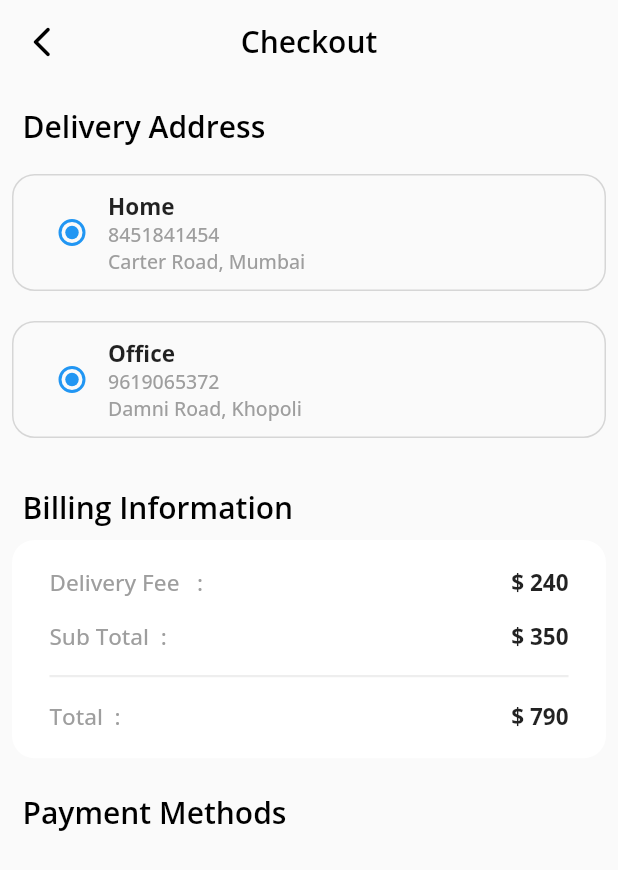
After one commit to shubyaa/e_commerce_app, a Flutter app: the CheckOutPage screen opened directly, on a phone screen of 412 x 824 dp. The commit adds this screen. Shown: the top 870 px of the screen. Run offline on Flutter 3.47's test engine with Material 2 defaults, Android fonts, the phone set to English and light mode, and no system bars; our stand-ins replace flutter_svg, flutter_switch, fluttertoast, google_fonts, permission_handler, persistent_bottom_nav_bar and 4 more; missing offline and left inert: custom_switch, proste_bezier_curve; project files that could hold a hidden picture were left out.

Commit message:
refined code

```diff
--- /dev/null
+++ b/lib/screens/CheckOut.dart
@@ -0,0 +1,229 @@
+import 'package:flutter/material.dart';
+import 'package:e_commerce_app/theme/colors.dart';
+import 'package:e_commerce_app/theme/styles.dart';
+
+enum AddressOption { home, office }
+
+class CheckOutPage extends StatefulWidget {
+  const CheckOutPage({super.key});
+
+  @override
+  State<CheckOutPage> createState() => _CheckOutPageState();
+}
+
+class _CheckOutPageState extends State<CheckOutPage> {
+  static const String _title = 'Radio Button Example';
+  AddressOption _site = AddressOption.home;
+
+  @override
+  Widget build(BuildContext context) {
+    return Scaffold(
+      appBar: AppBar(
+        centerTitle: true,
+        leading: IconButton(
+          icon: Icon(
+            Icons.arrow_back_ios_new_rounded,
+            color: Colors.black,
+          ),
+          onPressed: () {
+            Navigator.of(context).pop();
+          },
+        ),
+        title: Text(
+          "Checkout",
+          textAlign: TextAlign.center,
+          style: appBarTitle,
+        ),
+        backgroundColor: Colors.transparent,
+        elevation: 0.0,
+      ),
+      body: SafeArea(
+        child: SingleChildScrollView(
+          child: Column(
+            children: [
+              Container(
+                margin: EdgeInsets.only(
+                  top: 15.0,
+                ),
+                padding: EdgeInsets.symmetric(
+                  horizontal: 15.0,
+                ),
+                child: Row(
+                  mainAxisAlignment: MainAxisAlignment.start,
+                  children: [
+                    Text(
+                      "Delivery Address",
+                      style: appBarTitle,
+                    ),
+                  ],
+                ),
+              ),
+              Padding(
+                padding: const EdgeInsets.all(8.0),
+                child: Column(
+                  children: [
+                    addressCard(
+                      "Home",
+                      "8451841454",
+                      "Carter Road",
+                      "Mumbai",
+                    ),
+                    addressCard(
+                      "Office",
+                      "9619065372",
+                      "Damni Road",
+                      "Khopoli",
+                    ),
+                  ],
+                ),
+              ),
+              Container(
+                margin: EdgeInsets.only(
+                  top: 15.0,
+                ),
+                padding: EdgeInsets.symmetric(
+                  horizontal: 15.0,
+                ),
+                child: Row(
+                  mainAxisAlignment: MainAxisAlignment.start,
+                  children: [
+                    Text(
+                      "Billing Information",
+                      style: appBarTitle,
+                    ),
+                  ],
+                ),
+              ),
+              Container(
+                margin: EdgeInsets.all(8.0),
+                padding: EdgeInsets.all(10.0),
+                decoration: BoxDecoration(
+                  borderRadius: BorderRadius.circular(15.0),
+                  color: Colors.white,
+                ),
+                child: Column(
+                  mainAxisAlignment: MainAxisAlignment.spaceEvenly,
+                  children: [
+                    rowValue(
+                      "Delivery Fee ",
+                      240,
+                    ),
+                    rowValue(
+                      "Sub Total",
+                      350,
+                    ),
+                    Container(
+                      margin: EdgeInsets.symmetric(
+                        vertical: 8.0,
+                        horizontal: 15.0,
+                      ),
+                      color: Colors.grey[200],
+                      width: MediaQuery.of(context).size.width,
+                      height: 1.5,
+                    ),
+                    rowValue(
+                      "Total",
+                      790,
+                    ),
+                  ],
+                ),
+              ),
+              Container(
+                margin: EdgeInsets.only(
+                  top: 15.0,
+                ),
+                padding: EdgeInsets.symmetric(
+                  horizontal: 15.0,
+                ),
+                child: Row(
+                  mainAxisAlignment: MainAxisAlignment.start,
+                  children: [
+                    Text(
+                      "Payment Methods",
+                      style: appBarTitle,
+                    ),
+                  ],
+                ),
+              ),
+            ],
+          ),
+        ),
+      ),
+    );
+  }
+
+  Container addressCard(String title, phone, road, city) {
+    var title_ = title.toLowerCase();
+
+    return Container(
+      margin: EdgeInsets.symmetric(
+        vertical: 10.0,
+      ),
+      decoration: BoxDecoration(
+        border: Border.all(
+          color: Colors.grey[350]!,
+          width: 1.0,
+        ),
+        borderRadius: BorderRadius.circular(15.0),
+      ),
+      child: Padding(
+        padding: const EdgeInsets.symmetric(
+          horizontal: 15.0,
+          vertical: 10.0,
+        ),
+        child: Row(
+          children: [
+            Radio(
+              value: _site,
+              groupValue: _site,
+              onChanged: (value) {
+                setState(() {
+                  _site = value!;
+                });
+              },
+            ),
+            Column(
+              crossAxisAlignment: CrossAxisAlignment.start,
+              children: [
+                Text(
+                  "$title",
+                  style: productPrice,
+                ),
+                Text(
+                  "$phone",
+                  style: seeAllText,
+                ),
+                Text(
+                  "$road, $city",
+                  style: seeAllText,
+                ),
+              ],
+            ),
+          ],
+        ),
+      ),
+    );
+  }
+}
+
+Widget rowValue(String title, int value) {
+  return Padding(
+    padding: const EdgeInsets.symmetric(
+      vertical: 8.0,
+      horizontal: 15.0,
+    ),
+    child: Row(
+      mainAxisAlignment: MainAxisAlignment.spaceBetween,
+      children: [
+        Text(
+          "$title \t: ",
+          style: greyText,
+        ),
+        Text(
+          "\$ $value",
+          style: productPrice,
+        ),
+      ],
+    ),
+  );
+}
--- a/lib/screens/Increment.dart
+++ b/lib/screens/Increment.dart
@@ -1,4 +1,3 @@
-import 'package:flutter/material.dart';
 import 'package:flutter/material.dart';
 
 class Increment extends StatefulWidget {
@@ -14,6 +13,7 @@ class _IncrementState extends State<Increment> {
   @override
   void initState() {
     count1 = widget.count;
+    super.initState();
   }
 
   @override
@@ -35,7 +35,7 @@ class _IncrementState extends State<Increment> {
           padding: const EdgeInsets.all(8.0),
           child: Text(
             count1.toString(),
-            style: TextStyle(
+            style: const TextStyle(
               color: Colors.black,
               fontSize: 16,
             ),
--- a/lib/screens/boarding_screens/signup.dart
+++ b/lib/screens/boarding_screens/signup.dart
@@ -16,7 +16,7 @@ class _SignupPageState extends State<SignupPage> {
 
   void goToHomePage() {
     Navigator.of(context)
-        .push(MaterialPageRoute(builder: (context) => HomeScreen()));
+        .push(MaterialPageRoute(builder: (context) => const HomeScreen()));
   }
 
   void showToast() {
@@ -271,8 +271,8 @@ class _SignupPageState extends State<SignupPage> {
                 ),
                 TextButton(
                   onPressed: () {
-                    Navigator.of(context).push(
-                        MaterialPageRoute(builder: (context) => LoginPage()));
+                    Navigator.of(context).push(MaterialPageRoute(
+                        builder: (context) => const LoginPage()));
                   },
                   child: const Text(
                     'Log in',
--- a/lib/screens/boarding_screens/splash.dart
+++ b/lib/screens/boarding_screens/splash.dart
@@ -19,8 +19,8 @@ class _SplashScreenState extends State<SplashScreen> {
     Timer(
         const Duration(seconds: 3),
         () => {
-              Navigator.of(context)
-                  .push(MaterialPageRoute(builder: (context) => onBoarding())),
+              Navigator.of(context).push(
+                  MaterialPageRoute(builder: (context) => const OnBoarding())),
             });
   }
 
--- a/lib/screens/drawer_screens/about_us.dart
+++ b/lib/screens/drawer_screens/about_us.dart
@@ -1,5 +1,4 @@
-import 'package:flutter/src/widgets/framework.dart';
-import 'package:flutter/src/widgets/placeholder.dart';
+import 'package:flutter/material.dart';
 
 class AboutScreen extends StatefulWidget {
   const AboutScreen({super.key});
--- a/lib/theme/styles.dart
+++ b/lib/theme/styles.dart
@@ -63,6 +63,11 @@ TextStyle sectionHeadText = GoogleFonts.openSans(
 
 TextStyle seeAllText = GoogleFonts.openSans(
   fontSize: 13,
+  fontWeight: FontWeight.w500,
+  color: primaryGrey,
+);
+TextStyle greyText = GoogleFonts.openSans(
+  fontSize: 15,
   fontWeight: FontWeight.w500,
   color: primaryGrey,
 );
--- a/pubspec.yaml
+++ b/pubspec.yaml
@@ -49,7 +49,6 @@ dependencies:
   # The following adds the Cupertino Icons font to your application.
   # Use with the CupertinoIcons class for iOS style icons.
   cupertino_icons: ^1.0.2
-  flutter_zoom_drawer: ^3.0.4+1
   # fluttertoast: ^8.2.1
   custom_switch: ^0.0.1
   toggle_switch: ^2.0.1
```
Also changed, not shown: lib/components/widgets.dart (+8 -9 lines), lib/main.dart (+15 -7 lines), lib/screens/MyAddress.dart (added, +194 -0 lines), lib/screens/MyCart.dart (+3 -6 lines), lib/screens/ProductDetails.dart (renamed from lib/screens/productDetails.dart, +8 -12 lines), lib/screens/boarding_screens/login.dart (+4 -4 lines), lib/screens/boarding_screens/onboarding1.dart (+6 -8 lines), lib/screens/boarding_screens/onboarding2.dart (+6 -8 lines), lib/screens/boarding_screens/onboarding3.dart (+9 -7 lines), lib/screens/nav_screens/home.dart (+44 -52 lines), lib/screens/wallet.dart (+20 -20 lines), pubspec.lock.
